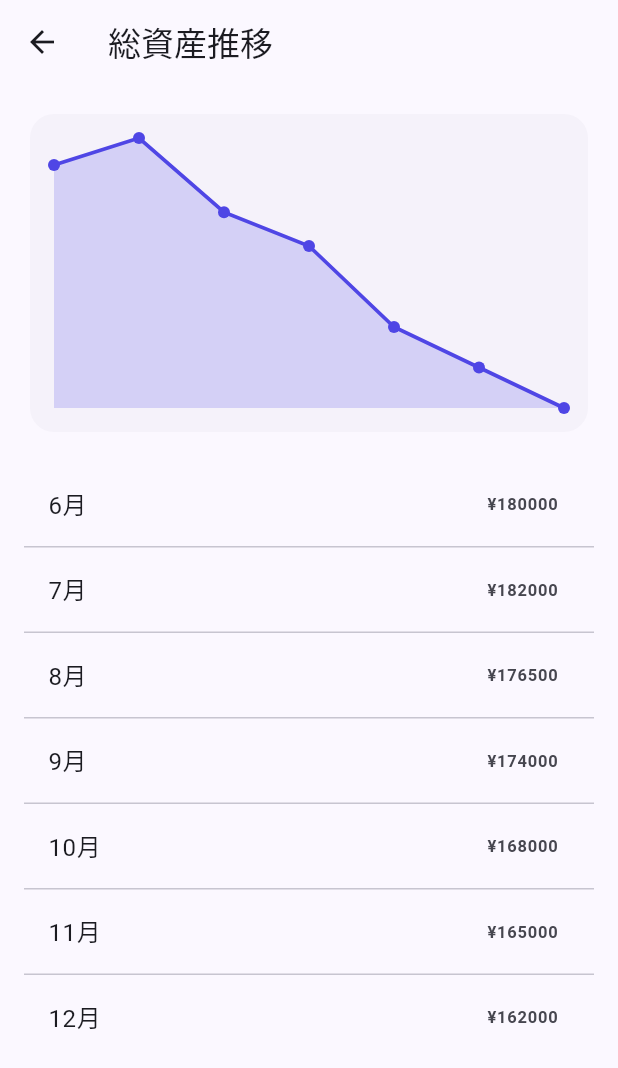
After one commit to Rsm-Microstate/voice_kakeibo, a Flutter app: the screen it shows after launch, item 3 of the bottom bar chosen, after a tap on "総資産", on a phone screen of 412 x 824 dp. The commit adds this screen. Shown: the top 1068 px of the screen. Run offline on Flutter 3.47's test engine with Material 3 defaults, Android fonts, the phone set to English and light mode, and no system bars; our stand-ins replace shared_preferences, speech_to_text.

Commit message:
Add asset history graph and navigation

```diff
--- a/lib/providers/asset_provider.dart
+++ b/lib/providers/asset_provider.dart
@@ -9,12 +9,25 @@ class AssetProvider extends ChangeNotifier {
     const Asset(id: 'points', name: 'ポイント', amount: 2000),
   ];
 
+  final List<AssetSnapshot> _history = const [
+    AssetSnapshot(month: '6月', total: 180000),
+    AssetSnapshot(month: '7月', total: 182000),
+    AssetSnapshot(month: '8月', total: 176500),
+    AssetSnapshot(month: '9月', total: 174000),
+    AssetSnapshot(month: '10月', total: 168000),
+    AssetSnapshot(month: '11月', total: 165000),
+    AssetSnapshot(month: '12月', total: 162000),
+  ];
+
   /// 一覧取得（外側からは読み取り専用）
   List<Asset> get assets => List.unmodifiable(_assets);
 
   /// 総資産額
   int get totalAssets =>
       _assets.fold<int>(0, (sum, asset) => sum + asset.amount);
+
+  /// 月次の総資産推移
+  List<AssetSnapshot> get monthlyHistory => List.unmodifiable(_history);
 
   /// 金額の更新
   void updateAssetAmount(String id, int newAmount) {
@@ -36,3 +49,13 @@ class AssetProvider extends ChangeNotifier {
     notifyListeners();
   }
 }
+
+class AssetSnapshot {
+  final String month;
+  final int total;
+
+  const AssetSnapshot({
+    required this.month,
+    required this.total,
+  });
+}
--- /dev/null
+++ b/lib/screens/asset_history_screen.dart
@@ -0,0 +1,142 @@
+import 'package:flutter/material.dart';
+import '../providers/asset_provider.dart';
+
+class AssetHistoryScreen extends StatelessWidget {
+  const AssetHistoryScreen({super.key, required this.history});
+
+  final List<AssetSnapshot> history;
+
+  String _formatYen(int amount) {
+    final isNegative = amount < 0;
+    final absText = amount.abs().toString();
+    final withCommas = absText.replaceAllMapped(
+      RegExp(r'(\\d)(?=(\\d{3})+(?!\\d))'),
+      (match) => '${match[1]},',
+    );
+    return '${isNegative ? '-' : ''}¥$withCommas';
+  }
+
+  @override
+  Widget build(BuildContext context) {
+    return Scaffold(
+      appBar: AppBar(
+        title: const Text('総資産推移'),
+      ),
+      body: Padding(
+        padding: const EdgeInsets.all(16),
+        child: Column(
+          crossAxisAlignment: CrossAxisAlignment.start,
+          children: [
+            SizedBox(
+              height: 220,
+              child: Card(
+                elevation: 0,
+                shape: RoundedRectangleBorder(
+                  borderRadius: BorderRadius.circular(16),
+                ),
+                child: Padding(
+                  padding: const EdgeInsets.all(16),
+                  child: _LineChart(history: history),
+                ),
+              ),
+            ),
+            const SizedBox(height: 16),
+            Expanded(
+              child: ListView.separated(
+                itemCount: history.length,
+                separatorBuilder: (_, __) => const Divider(height: 1),
+                itemBuilder: (context, index) {
+                  final item = history[index];
+                  return ListTile(
+                    title: Text(item.month),
+                    trailing: Text(
+                      _formatYen(item.total),
+                      style: const TextStyle(
+                        fontWeight: FontWeight.w600,
+                      ),
+                    ),
+                  );
+                },
+              ),
+            ),
+          ],
+        ),
+      ),
+    );
+  }
+}
+
+class _LineChart extends StatelessWidget {
+  const _LineChart({required this.history});
+
+  final List<AssetSnapshot> history;
+
+  @override
+  Widget build(BuildContext context) {
+    if (history.isEmpty) {
+      return const Center(child: Text('データがありません'));
+    }
+    return CustomPaint(
+      painter: _LineChartPainter(history),
+      child: const SizedBox.expand(),
+    );
+  }
+}
+
+class _LineChartPainter extends CustomPainter {
+  _LineChartPainter(this.history);
+
+  final List<AssetSnapshot> history;
+
+  @override
+  void paint(Canvas canvas, Size size) {
+    final paintLine = Paint()
+      ..color = const Color(0xFF4F46E5)
+      ..strokeWidth = 2.5
+      ..style = PaintingStyle.stroke
+      ..strokeCap = StrokeCap.round;
+
+    final paintFill = Paint()
+      ..color = const Color(0x334F46E5)
+      ..style = PaintingStyle.fill;
+
+    final paintPoint = Paint()
+      ..color = const Color(0xFF4F46E5)
+      ..style = PaintingStyle.fill;
+
+    final values = history.map((e) => e.total.toDouble()).toList();
+    final minVal = values.reduce((a, b) => a < b ? a : b);
+    final maxVal = values.reduce((a, b) => a > b ? a : b);
+    final span = (maxVal - minVal).abs() < 0.1 ? 1.0 : (maxVal - minVal);
+
+    final dx = history.length == 1 ? 0.0 : size.width / (history.length - 1);
+
+    final points = <Offset>[];
+    for (var i = 0; i < values.length; i++) {
+      final x = dx * i;
+      final norm = (values[i] - minVal) / span;
+      final y = size.height - norm * size.height;
+      points.add(Offset(x, y));
+    }
+
+    final path = Path()..moveTo(points.first.dx, points.first.dy);
+    for (var i = 1; i < points.length; i++) {
+      path.lineTo(points[i].dx, points[i].dy);
+    }
+
+    final fillPath = Path.from(path)
+      ..lineTo(points.last.dx, size.height)
+      ..lineTo(points.first.dx, size.height)
+      ..close();
+
+    canvas.drawPath(fillPath, paintFill);
+    canvas.drawPath(path, paintLine);
+
+    for (final p in points) {
+      canvas.drawCircle(p, 4, paintPoint);
+    }
+  }
+
+  @override
+  bool shouldRepaint(covariant CustomPainter oldDelegate) => false;
+}
--- a/lib/screens/assets_screen.dart
+++ b/lib/screens/assets_screen.dart
@@ -4,6 +4,7 @@ import 'package:provider/provider.dart';
 
 import '../models/asset.dart';
 import '../providers/asset_provider.dart';
+import 'asset_history_screen.dart';
 
 class AssetsScreen extends StatelessWidget {
   const AssetsScreen({super.key});
@@ -35,8 +36,18 @@ class AssetsScreen extends StatelessWidget {
                   ),
                   const SizedBox(height: 24),
 
-                  // 総資産カード
-                  _TotalAssetsCard(total: total),
+                  // 総資産カード（タップで推移グラフへ）
+                  _TotalAssetsCard(
+                    total: total,
+                    onTap: () {
+                      final history = assetProvider.monthlyHistory;
+                      Navigator.of(context).push(
+                        MaterialPageRoute(
+                          builder: (_) => AssetHistoryScreen(history: history),
+                        ),
+                      );
+                    },
+                  ),
 
                   const SizedBox(height: 16),
 
@@ -114,13 +125,20 @@ class AssetsScreen extends StatelessWidget {
 
 /// 総資産カード
 class _TotalAssetsCard extends StatelessWidget {
-  const _TotalAssetsCard({required this.total});
+  const _TotalAssetsCard({
+    required this.total,
+    required this.onTap,
+  });
 
   final int total;
+  final VoidCallback onTap;
 
   @override
   Widget build(BuildContext context) {
-    return Card(
+    return InkWell(
+      borderRadius: BorderRadius.circular(16),
+      onTap: onTap,
+      child: Card(
         elevation: 0,
         shape: RoundedRectangleBorder(borderRadius: BorderRadius.circular(16)),
         child: Padding(
@@ -141,6 +159,7 @@ class _TotalAssetsCard extends StatelessWidget {
                 ),
               ),
             ],
+          ),
         ),
       ),
     );
```
Lines whose indentation alone changed are shown as unchanged.
